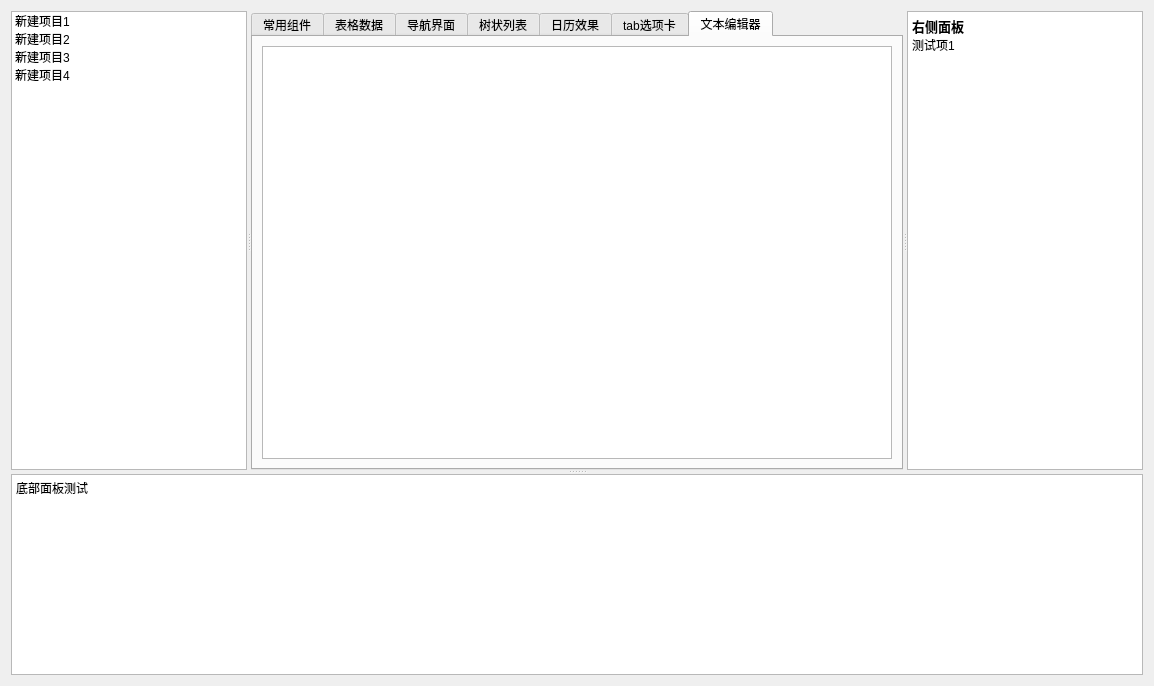
This is TestModule/mainwidget.ui in zhongyang219/RibbonUiFrame as Qt 5 draws it before an edit. The edited form follows.
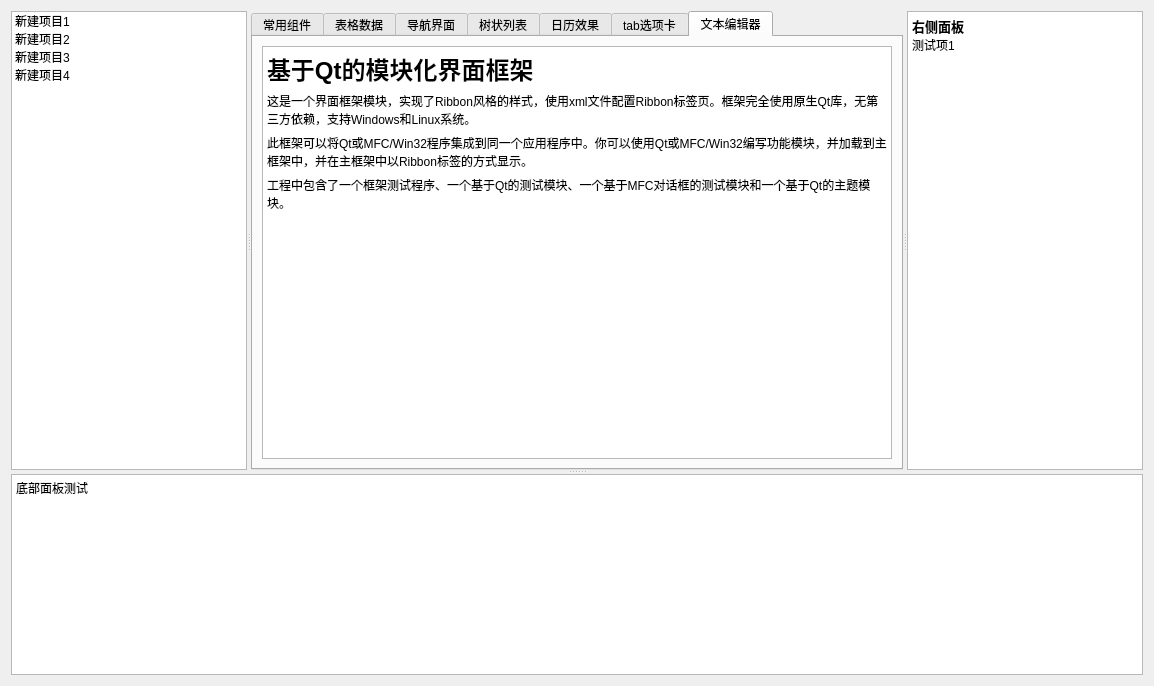
This is the edited form. The open tabs and pages were chosen to show the change. Icons and pictures are not drawn.

Commit message: 去掉QTextEdit控件的markdown属性，以兼容低版本的Qt

Diff of the .ui file:
```diff
--- a/TestModule/mainwidget.ui
+++ b/TestModule/mainwidget.ui
@@ -1020,13 +1020,16 @@
         <layout class="QVBoxLayout" name="verticalLayout_5">
          <item>
           <widget class="QTextEdit" name="textEdit_3">
-           <property name="markdown">
-            <string># 基于Qt的模块化界面框架
-
-这是一个界面框架模块，实现了Ribbon风格的样式，使用xml文件配置Ribbon标签页。框架完全使用原生Qt库，无第三方依赖，支持Windows和Linux系 。 此框架可以将Qt或MFC/Win32程序集成到同一个应用程序中。你可以使用Qt或MFC/Win32编写功能模块，并加载到主框架中，并在主框架中以Ribbon标签 方式显示。  工程中包含了一个框架测试程序、一个基于Qt的测试模块、一个基于MFC对话框的测试模块和一个基于Qt的主题模块。 界面框架支持更换主题，内置了十几种风格的主题。主题基于QSS实现，其中部分主题来自开源项目 
-[QSS-Skin-Builder](https://github.com/satchelwu/QSS-Skin-Builder)。
-
-</string>
+           <property name="html">
+            <string>&lt;!DOCTYPE HTML PUBLIC &quot;-//W3C//DTD HTML 4.0//EN&quot; &quot;http://www.w3.org/TR/REC-html40/strict.dtd&quot;&gt;
+&lt;html&gt;&lt;head&gt;&lt;meta name=&quot;qrichtext&quot; content=&quot;1&quot; /&gt;&lt;style type=&quot;text/css&quot;&gt;
+p, li { white-space: pre-wrap; }
+&lt;/style&gt;&lt;/head&gt;&lt;body style=&quot; font-family:'Noto Sans CJK SC'; font-size:11pt; font-weight:400; font-style:normal;&quot;&gt;
+&lt;h1 style=&quot; margin-top:0px; margin-bottom:0px; margin-left:0px; margin-right:0px; -qt-block-indent:0; text-indent:0px;&quot;&gt;&lt;span style=&quot; font-family:'Microsoft YaHei'; font-size:9pt; font-weight:600;&quot;&gt;基于Qt的模块化界面框架&lt;/span&gt;&lt;/h1&gt;
+&lt;p style=&quot; margin-top:6px; margin-bottom:6px; margin-left:0px; margin-right:0px; -qt-block-indent:0; text-indent:0px;&quot;&gt;&lt;span style=&quot; font-family:'Microsoft YaHei'; font-size:9pt;&quot;&gt;这是一个界面框架模块，实现了Ribbon风格的样式，使用xml文件配置Ribbon标签页。框架完全使用原生Qt库，无第三方依赖，支持Windows和Linux系统。&lt;/span&gt;&lt;/p&gt;
+&lt;p style=&quot; margin-top:6px; margin-bottom:6px; margin-left:0px; margin-right:0px; -qt-block-indent:0; text-indent:0px;&quot;&gt;&lt;span style=&quot; font-family:'Microsoft YaHei'; font-size:9pt;&quot;&gt;此框架可以将Qt或MFC/Win32程序集成到同一个应用程序中。你可以使用Qt或MFC/Win32编写功能模块，并加载到主框架中，并在主框架中以Ribbon标签的方式显示。&lt;/span&gt;&lt;/p&gt;
+&lt;p style=&quot; margin-top:6px; margin-bottom:6px; margin-left:0px; margin-right:0px; -qt-block-indent:0; text-indent:0px;&quot;&gt;&lt;span style=&quot; font-family:'Microsoft YaHei'; font-size:9pt;&quot;&gt;工程中包含了一个框架测试程序、一个基于Qt的测试模块、一个基于MFC对话框的测试模块和一个基于Qt的主题模块。&lt;/span&gt;&lt;/p&gt;
+&lt;p style=&quot;-qt-paragraph-type:empty; margin-top:6px; margin-bottom:6px; margin-left:0px; margin-right:0px; -qt-block-indent:0; text-indent:0px; font-family:'Microsoft YaHei'; font-size:9pt;&quot;&gt;&lt;br /&gt;&lt;/p&gt;&lt;/body&gt;&lt;/html&gt;</string>
            </property>
           </widget>
          </item>
```
Left out of the diff: 12 changed lines with no effect on the pictures.
